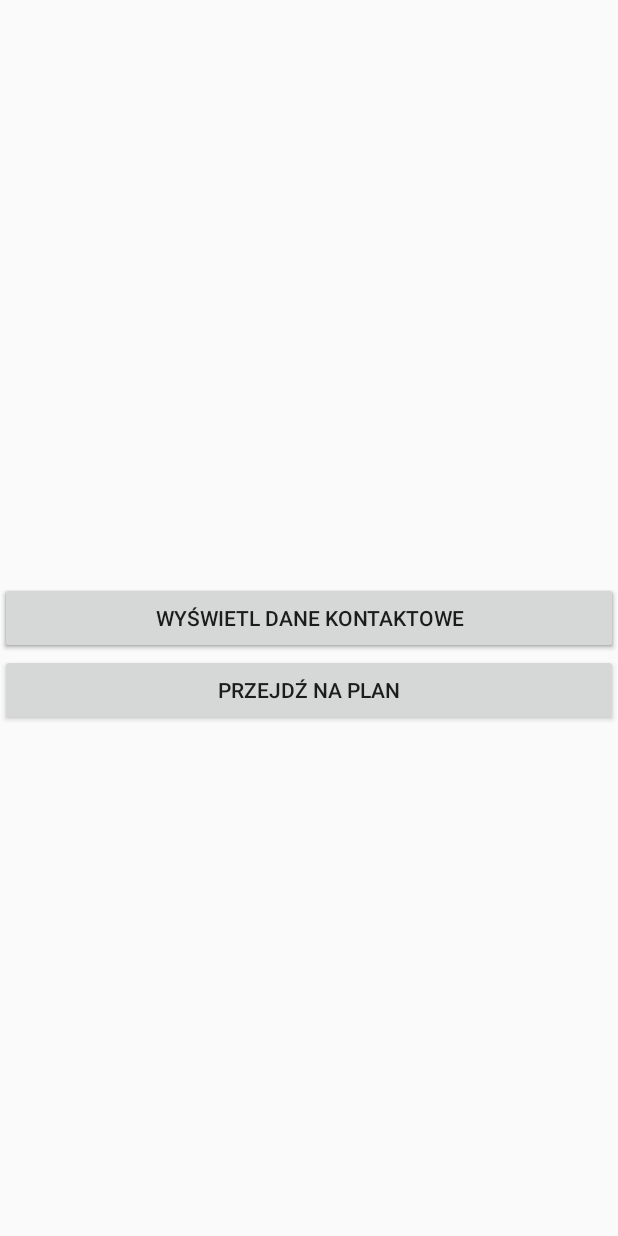
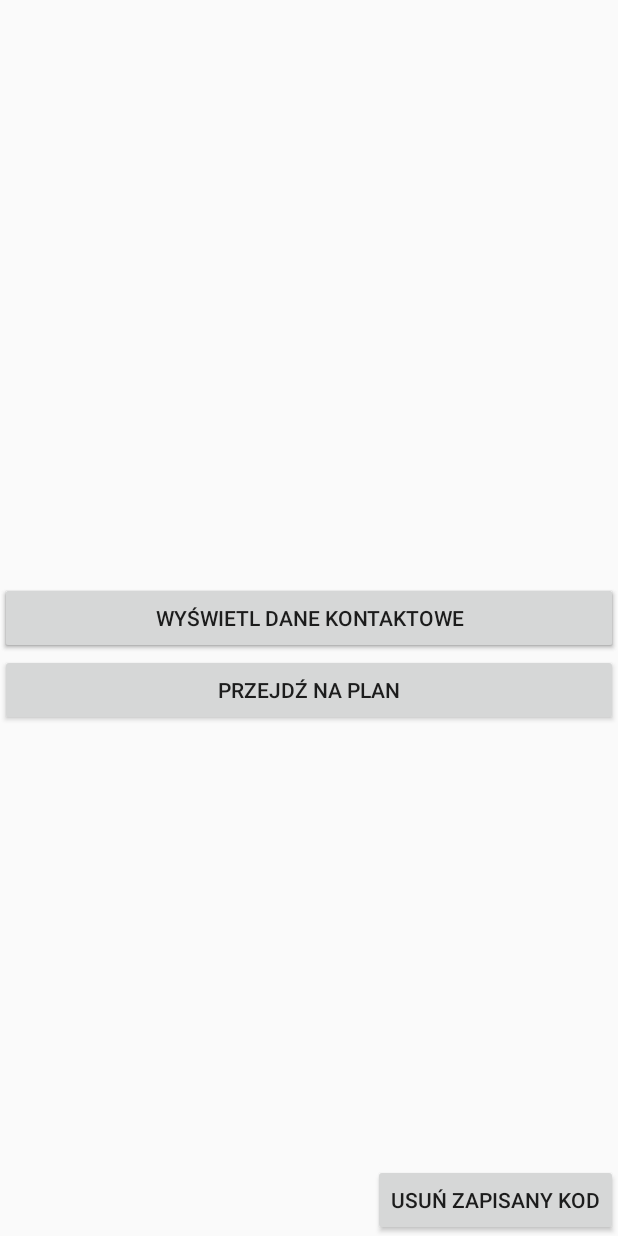
Before and after one commit to AlicjaJagoda/AplikacjaWspomagajaca, an Android app: the layout activity_odczyt_zapisanego_kodu.xml on its own in the app's theme, with its tools: preview values and no code run, on a phone screen of 412 x 824 dp. Run offline under Robolectric (Android 15) with nearby library versions, the phone set to English and light mode, and no system bars.

Commit message:
dodane usuwanie zapisanych kodow QR

```diff
--- a/app/src/main/java/com/example/aplikacjawspomagajaca/ZapisaneKodyActivity.java
+++ b/app/src/main/java/com/example/aplikacjawspomagajaca/ZapisaneKodyActivity.java
@@ -34,6 +34,7 @@ public class ZapisaneKodyActivity extends AppCompatActivity {
             public void onItemClick(AdapterView<?> parent, View view, int position, long id) {
                 String item = (String) listView.getItemAtPosition(position);
                 otworzKod(item);
+                finish();
             }
         });
     }
--- a/app/src/main/res/layout/activity_odczyt_zapisanego_kodu.xml
+++ b/app/src/main/res/layout/activity_odczyt_zapisanego_kodu.xml
@@ -43,4 +43,12 @@
         app:layout_constraintStart_toStartOf="parent"
         app:layout_constraintTop_toTopOf="parent" />
 
+    <Button
+        android:id="@+id/usunZapisanyKod"
+        android:layout_width="wrap_content"
+        android:layout_height="wrap_content"
+        android:text="Usuń zapisany kod"
+        app:layout_constraintBottom_toBottomOf="parent"
+        app:layout_constraintEnd_toEndOf="parent" />
+
 </androidx.constraintlayout.widget.ConstraintLayout>
```
Also changed, not shown: app/src/main/java/com/example/aplikacjawspomagajaca/OdczytZapisanegoKoduActivity.java (+19 -0 lines).
